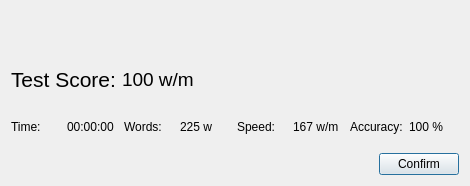
The window that Projects/Krabby/src/finishdialog.ui (PikachuHy/Oak-Pokemon-Research-Lab) describes before a commit, drawn with Qt 5.
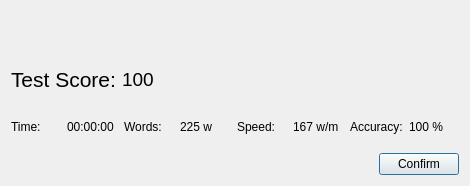
The same window after the commit. Icons and pictures are not drawn.

```diff
--- a/Projects/Krabby/src/finishdialog.ui
+++ b/Projects/Krabby/src/finishdialog.ui
@@ -76,7 +76,7 @@
         </font>
        </property>
        <property name="text">
-        <string>100 w/m</string>
+        <string>100</string>
        </property>
       </widget>
      </item>
```
